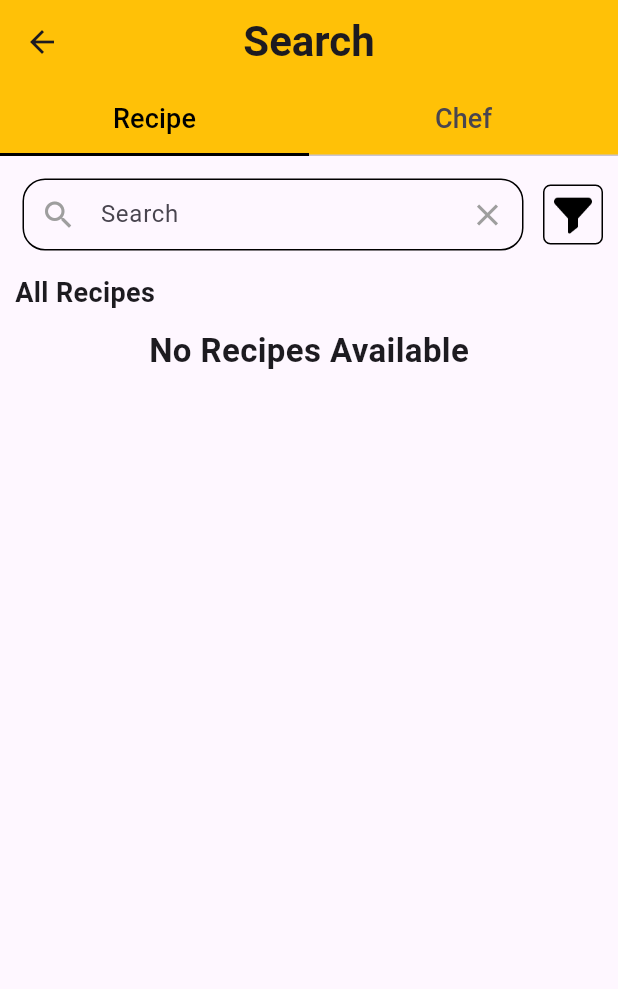
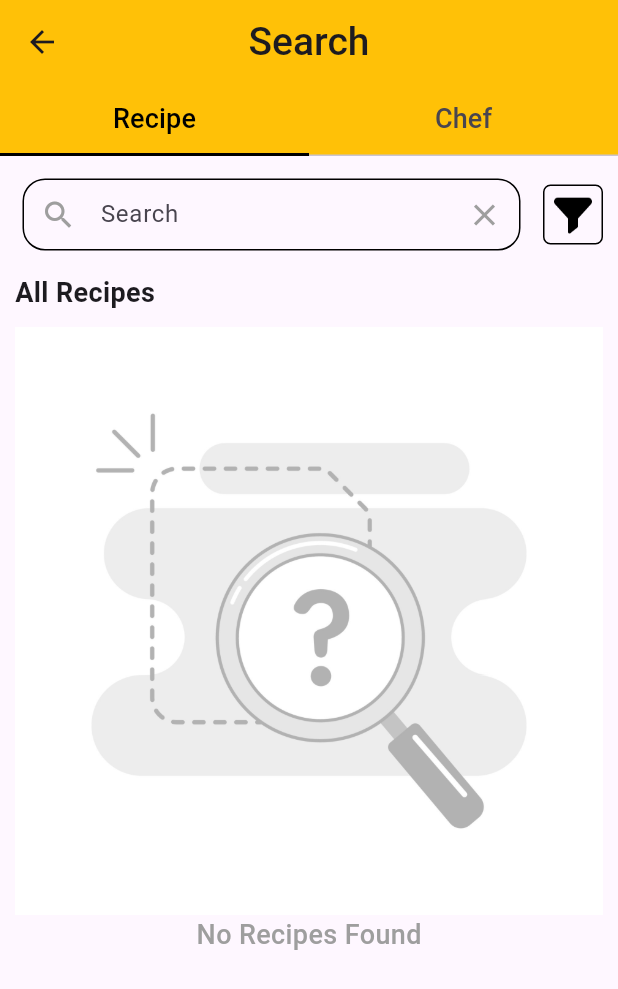
Before and after one commit to reeja1046/recipe_app, a Flutter app: the SearchScreen screen opened directly, on a phone screen of 412 x 824 dp. Shown: the top 989 px of the screen. Run offline on Flutter 3.47's test engine with Material 3 defaults, Android fonts, the phone set to English and light mode, and no system bars; our stand-ins replace cloud_firestore, firebase_auth, firebase_core, firebase_storage, font_awesome_flutter, get and 4 more; missing offline and left inert: razorpay_flutter, super_bottom_navigation_bar; accounts and stored records are empty.

Commit message:
After mvc format of search screen

```diff
--- a/lib/core/constants/text_strings.dart
+++ b/lib/core/constants/text_strings.dart
@@ -4,9 +4,8 @@ class TextSize {
   static const mainTitleText =
       TextStyle(fontSize: 22, fontWeight: FontWeight.w600);
   static const appBarTitle =
-      TextStyle(fontSize: 28, fontWeight: FontWeight.bold);
+      TextStyle(fontSize: 26, fontWeight: FontWeight.w500);
   static const subtitletext =
       TextStyle(fontSize: 18, fontWeight: FontWeight.w600);
-  static const buttonText =
-      TextStyle(color: Colors.white, fontSize: 16);
+  static const buttonText = TextStyle(color: Colors.white, fontSize: 16);
 }
--- a/lib/view/search/recipe/recipe_search_screen.dart
+++ b/lib/view/search/recipe/recipe_search_screen.dart
@@ -1,67 +1,23 @@
 import 'package:flutter/material.dart';
 import 'package:get/get.dart';
+import 'package:recipe_app/controllers/recipe_search.dart';
+import 'package:recipe_app/core/constants/colors.dart';
+import 'package:recipe_app/core/constants/sizedbox.dart';
 import 'package:recipe_app/core/constants/text_strings.dart';
-import 'package:recipe_app/core/serivces/add_service.dart';
 import 'package:recipe_app/models/allrecipe_list.dart';
-import 'package:recipe_app/view/search/recipe/widgets/recipe_filter.dart';
 import 'package:recipe_app/widgets/detailed_recipe.dart';
 
-class RecipeSearchScreen extends StatefulWidget {
-  const RecipeSearchScreen({Key? key}) : super(key: key);
+// ignore: must_be_immutable
+class RecipeSearchScreen extends StatelessWidget {
+  RecipeSearchScreen({super.key});
 
-  @override
-  // ignore: library_private_types_in_public_api
-  _RecipeSearchScreenState createState() => _RecipeSearchScreenState();
-}
-
-class _RecipeSearchScreenState extends State<RecipeSearchScreen> {
-  late TextEditingController _searchController;
-  late List<AllRecipesList> _allRecipes;
-  late List<AllRecipesList> _filteredRecipes;
-
-  @override
-  void initState() {
-    super.initState();
-    _searchController = TextEditingController();
-    _allRecipes = [];
-    _filteredRecipes = [];
-    _fetchRecipes();
-  }
-
-  Future<void> _fetchRecipes() async {
-    final List<AllRecipesList>? recipes = await RecipeService().getAllRecipes();
-    if (recipes != null) {
-      setState(() {
-        _allRecipes = recipes;
-        _filteredRecipes = _allRecipes;
-      });
-    }
-  }
-
-  void _filterRecipes(String query) {
-    setState(() {
-      _filteredRecipes = _allRecipes
-          .where((recipe) =>
-              recipe.recipeName!.toLowerCase().contains(query.toLowerCase()))
-          .toList();
-    });
-  }
-
-  void _navigateToFilterScreen() async {
-    List<AllRecipesList>? filteredRecipes =
-        await Get.to(() => RecipeFilterScreen());
-    print(filteredRecipes);
-    print('99999999999900000000088888888');
-    if (filteredRecipes != null) {
-      setState(() {
-        _filteredRecipes = filteredRecipes;
-      });
-    }
-  }
+  final RecipeSearchController controller = Get.put(RecipeSearchController());
+  SizedBoxHeightWidth kHeightWidth = SizedBoxHeightWidth();
 
   @override
   Widget build(BuildContext context) {
-    return SingleChildScrollView(
+    return Obx(
+      () => SingleChildScrollView(
         child: Column(
           crossAxisAlignment: CrossAxisAlignment.start,
           children: [
@@ -77,31 +33,38 @@ class _RecipeSearchScreenState extends State<RecipeSearchScreen> {
                           child: Padding(
                             padding: const EdgeInsets.all(2),
                             child: TextFormField(
-                            controller: _searchController,
+                              controller: controller.searchController,
                               decoration: InputDecoration(
                                 labelText: 'Search',
                                 enabledBorder: OutlineInputBorder(
                                   borderRadius: BorderRadius.circular(15.0),
-                                borderSide:
-                                    const BorderSide(color: Colors.black),
+                                  borderSide: const BorderSide(
+                                    color: AppColor.subBlackColor,
+                                  ),
                                 ),
                                 focusedBorder: OutlineInputBorder(
                                   borderRadius: BorderRadius.circular(15.0),
-                                borderSide:
-                                    const BorderSide(color: Colors.black),
+                                  borderSide: const BorderSide(
+                                    color: AppColor.subBlackColor,
+                                  ),
                                 ),
                                 contentPadding: const EdgeInsets.only(left: 15),
-                              prefixIcon:
-                                  const Icon(Icons.search, color: Colors.grey),
+                                prefixIcon: const Icon(
+                                  Icons.search,
+                                  color: AppColor.subGreyColor,
+                                ),
                                 suffixIcon: IconButton(
-                                icon:
-                                    const Icon(Icons.clear, color: Colors.grey),
+                                  icon: const Icon(
+                                    Icons.clear,
+                                    color: AppColor.subGreyColor,
+                                  ),
                                   onPressed: () {
-                                  _searchController.clear();
+                                    controller.searchController.clear();
+                                    controller.filterRecipes('');
                                   },
                                 ),
                               ),
-                            onChanged: _filterRecipes,
+                              onChanged: controller.filterRecipes,
                             ),
                           ),
                         ),
@@ -109,11 +72,11 @@ class _RecipeSearchScreenState extends State<RecipeSearchScreen> {
                     ),
                   ),
                 ),
-              const SizedBox(width: 8),
+                kHeightWidth.kWidth10,
                 Container(
                   decoration: BoxDecoration(
                     border: Border.all(
-                    color: Colors.black,
+                      color: AppColor.subBlackColor,
                       width: 1,
                     ),
                     borderRadius: BorderRadius.circular(5),
@@ -123,7 +86,7 @@ class _RecipeSearchScreenState extends State<RecipeSearchScreen> {
                   child: Padding(
                     padding: const EdgeInsets.all(4.0),
                     child: GestureDetector(
-                    onTap: _navigateToFilterScreen,
+                      onTap: controller.navigateToFilterScreen,
                       child: Image.asset(
                         'assets/filter.png',
                       ),
@@ -132,40 +95,45 @@ class _RecipeSearchScreenState extends State<RecipeSearchScreen> {
                 ),
               ],
             ),
-          const SizedBox(height: 10),
+            kHeightWidth.kheight10,
             const Text(
               'All Recipes',
               style: TextSize.subtitletext,
             ),
-          const SizedBox(height: 10),
-          _filteredRecipes.isEmpty
+            kHeightWidth.kheight10,
+            controller.filteredRecipes.isEmpty
                 ? const Center(
-                  child: Text(
-                    'No Recipes Available',
-                    style: TextSize.mainTitleText,
+                    child: Column(
+                      children: [
+                        Image(image: AssetImage('assets/searchicon.jpg')),
+                        Text(
+                          'No Recipes Found',
+                          style: TextStyle(
+                              color: AppColor.subGreyColor,
+                              fontWeight: FontWeight.w500,
+                              fontSize: 18),
+                        ),
+                      ],
                     ),
                   )
                 : GridView.builder(
                     shrinkWrap: true,
                     physics: const NeverScrollableScrollPhysics(),
-                  gridDelegate: const SliverGridDelegateWithFixedCrossAxisCount(
+                    gridDelegate:
+                        const SliverGridDelegateWithFixedCrossAxisCount(
                       crossAxisCount: 2,
                       crossAxisSpacing: 8.0,
                       mainAxisSpacing: 8.0,
                     ),
-                  itemCount: _filteredRecipes.length,
+                    itemCount: controller.filteredRecipes.length,
                     itemBuilder: (context, index) {
-                    AllRecipesList recipe = _filteredRecipes[index];
+                      AllRecipesList recipe = controller.filteredRecipes[index];
                       return GestureDetector(
                         onTap: () {
-                        Navigator.of(context).push(
-                          MaterialPageRoute(
-                            builder: (context) => DetailedRecipeScreen(
+                          Get.to(() => DetailedRecipeScreen(
                                 recipeId: recipe.recipeId!,
                                 userId: recipe.userId!,
-                            ),
-                          ),
-                        );
+                              ));
                         },
                         child: Card(
                           elevation: 4,
@@ -186,7 +154,7 @@ class _RecipeSearchScreenState extends State<RecipeSearchScreen> {
                                 textAlign: TextAlign.center,
                                 style: const TextStyle(
                                   fontSize: 16,
-                                color: Colors.black,
+                                  color: AppColor.subBlackColor,
                                   fontWeight: FontWeight.bold,
                                 ),
                               ),
@@ -196,21 +164,9 @@ class _RecipeSearchScreenState extends State<RecipeSearchScreen> {
                       );
                     },
                   ),
-          // if (_filteredRecipes.isEmpty)
-          //   const Center(
-          //     child: Text(
-          //       'No Result Found',
-          //       style: TextStyle(fontSize: 18, fontWeight: FontWeight.bold),
-          //     ),
-          //   ),
           ],
+        ),
       ),
     );
   }
-
-  @override
-  void dispose() {
-    _searchController.dispose();
-    super.dispose();
 }
-}
--- a/lib/view/search/recipe/widgets/recipe_filter.dart
+++ b/lib/view/search/recipe/widgets/recipe_filter.dart
@@ -107,11 +107,13 @@ class _RecipeFilterScreenState extends State<RecipeFilterScreen> {
                         labelText: 'Enter the max time you have',
                         enabledBorder: OutlineInputBorder(
                           borderRadius: BorderRadius.circular(15.0),
-                          borderSide: const BorderSide(color: Colors.black),
+                          borderSide:
+                              const BorderSide(color: AppColor.baseColor),
                         ),
                         focusedBorder: OutlineInputBorder(
                           borderRadius: BorderRadius.circular(15.0),
-                          borderSide: const BorderSide(color: Colors.black),
+                          borderSide:
+                              const BorderSide(color: AppColor.baseColor),
                         ),
                         contentPadding: const EdgeInsets.only(left: 15),
                       ),
--- a/lib/view/search/search_screen.dart
+++ b/lib/view/search/search_screen.dart
@@ -33,8 +33,8 @@ class _SearchScreenState extends State<SearchScreen>
           style: TextSize.appBarTitle,
         ),
         bottom: TabBar(
-          labelColor: Colors.black,
-          indicatorColor: Colors.black,
+          labelColor: AppColor.subBlackColor,
+          indicatorColor: AppColor.subBlackColor,
           indicatorSize: TabBarIndicatorSize.tab,
           controller: _tabController,
           tabs: const [
@@ -49,9 +49,9 @@ class _SearchScreenState extends State<SearchScreen>
         padding: const EdgeInsets.all(10.0),
         child: TabBarView(
           controller: _tabController,
-          children: const [
+          children: [
             RecipeSearchScreen(),
-            ChefSearchScreen(),
+            const ChefSearchScreen(),
           ],
         ),
       ),
```
Also changed, not shown: lib/controllers/recipe_search.dart (added, +46 -0 lines), lib/core/constants/recipe_card.dart (deleted, +0 -162 lines), assets/searchicon.jpg (added). Lines whose indentation alone changed are shown as unchanged.
